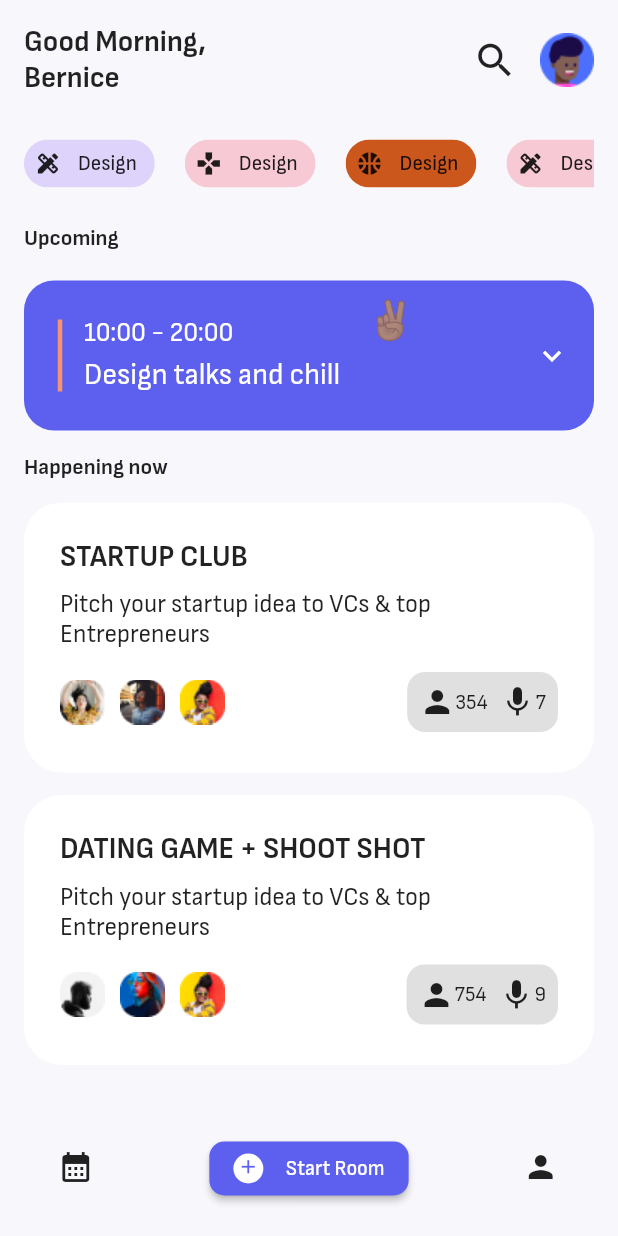
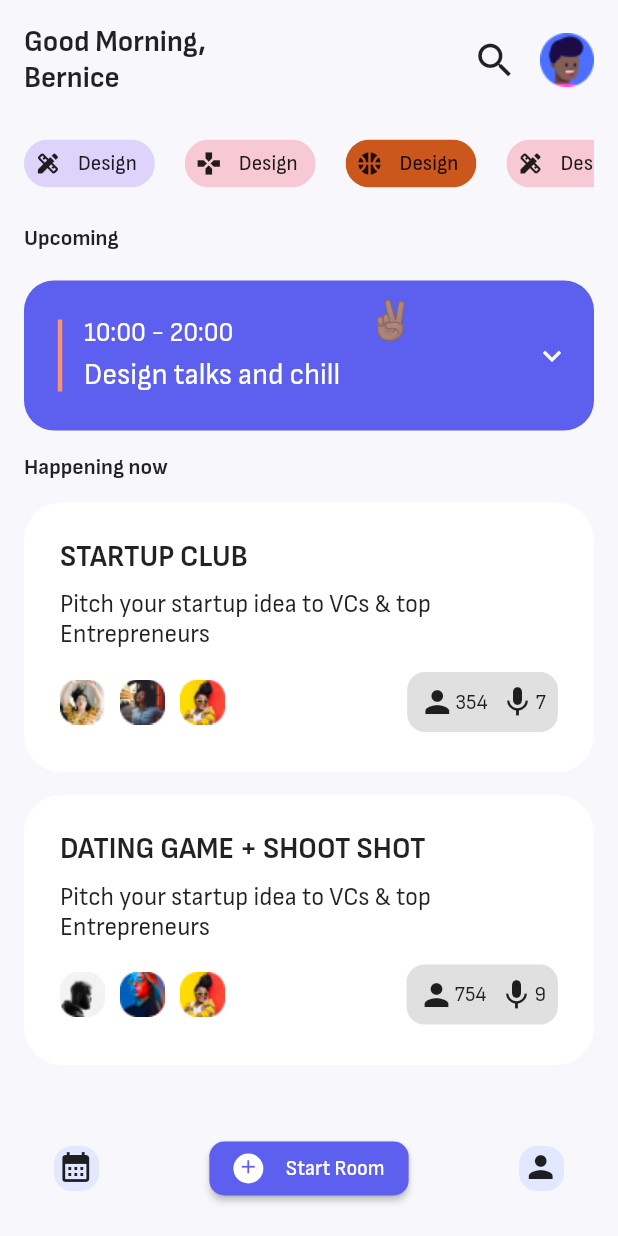
Before and after one commit to eeTiboah/clubhouse_exploration, a Flutter app: the screen it shows after launch, on a phone screen of 412 x 824 dp. Run offline on Flutter 3.47's test engine with Material 2 defaults, Android fonts, the phone set to English and light mode, and no system bars; project files that could hold a hidden picture were left out.

Commit message:
add background color to bottom navigation icons

```diff
--- a/lib/screens/home.dart
+++ b/lib/screens/home.dart
@@ -252,7 +252,7 @@ Widget bottomNavigationIcon(IconData icon) {
         height: 30.0,
         width: 30.0,
         decoration: BoxDecoration(
-          color: const Color(0xffF7F7FC),
+          color: const Color(0xffE1E8FF),
           borderRadius: BorderRadius.circular(12.0),
         ),
       ),
```
